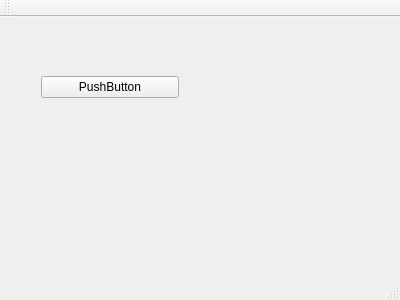
ohyonghao/yolo-qt, file MainWindow.ui: the form before one commit.
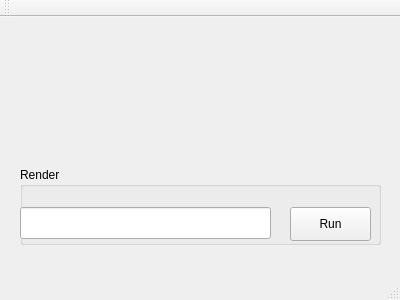
The form after the commit.

Patch:
```diff
--- a/MainWindow.ui
+++ b/MainWindow.ui
@@ -23,15 +23,43 @@
       <height>80</height>
      </rect>
     </property>
-    <layout class="QHBoxLayout" name="horizontalLayout">
-     <item>
-      <widget class="QPushButton" name="pushButton">
-       <property name="text">
-        <string>PushButton</string>
-       </property>
-      </widget>
-     </item>
-    </layout>
+    <layout class="QHBoxLayout" name="horizontalLayout"/>
+   </widget>
+   <widget class="QGroupBox" name="groupBox">
+    <property name="geometry">
+     <rect>
+      <x>20</x>
+      <y>150</y>
+      <width>361</width>
+      <height>78</height>
+     </rect>
+    </property>
+    <property name="title">
+     <string>Render</string>
+    </property>
+    <widget class="QLineEdit" name="fileLineEdit">
+     <property name="geometry">
+      <rect>
+       <x>0</x>
+       <y>40</y>
+       <width>251</width>
+       <height>32</height>
+      </rect>
+     </property>
+    </widget>
+    <widget class="QPushButton" name="runButton">
+     <property name="geometry">
+      <rect>
+       <x>270</x>
+       <y>40</y>
+       <width>81</width>
+       <height>34</height>
+      </rect>
+     </property>
+     <property name="text">
+      <string>Run</string>
+     </property>
+    </widget>
    </widget>
   </widget>
   <widget class="QMenuBar" name="menuBar">
```
